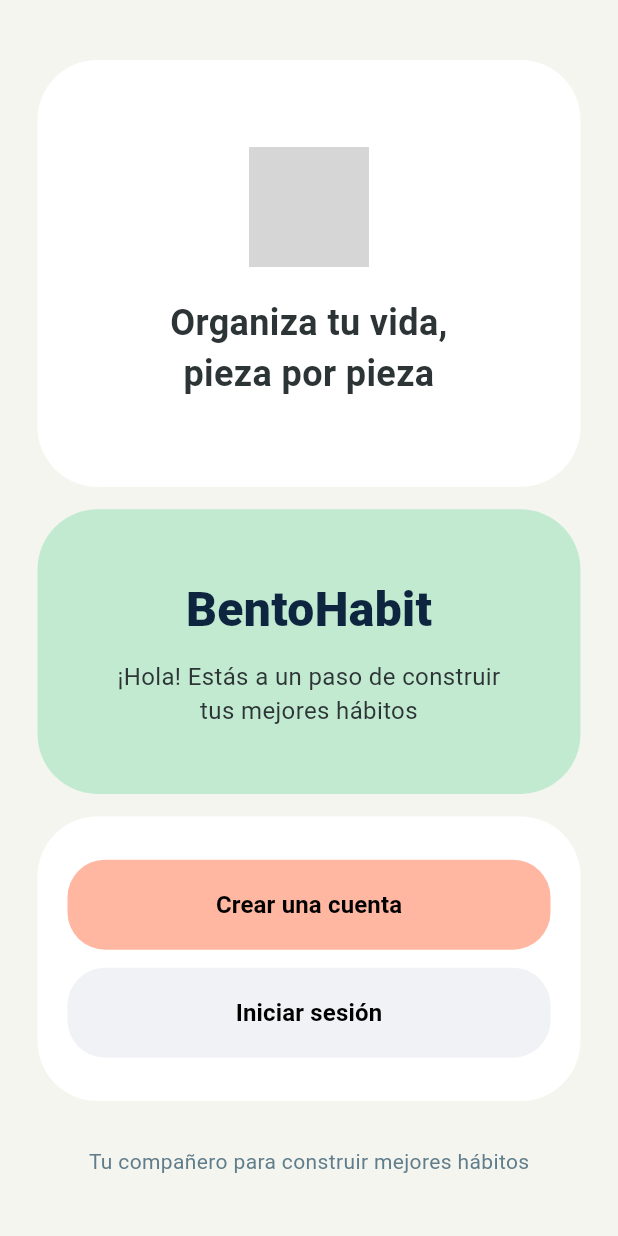
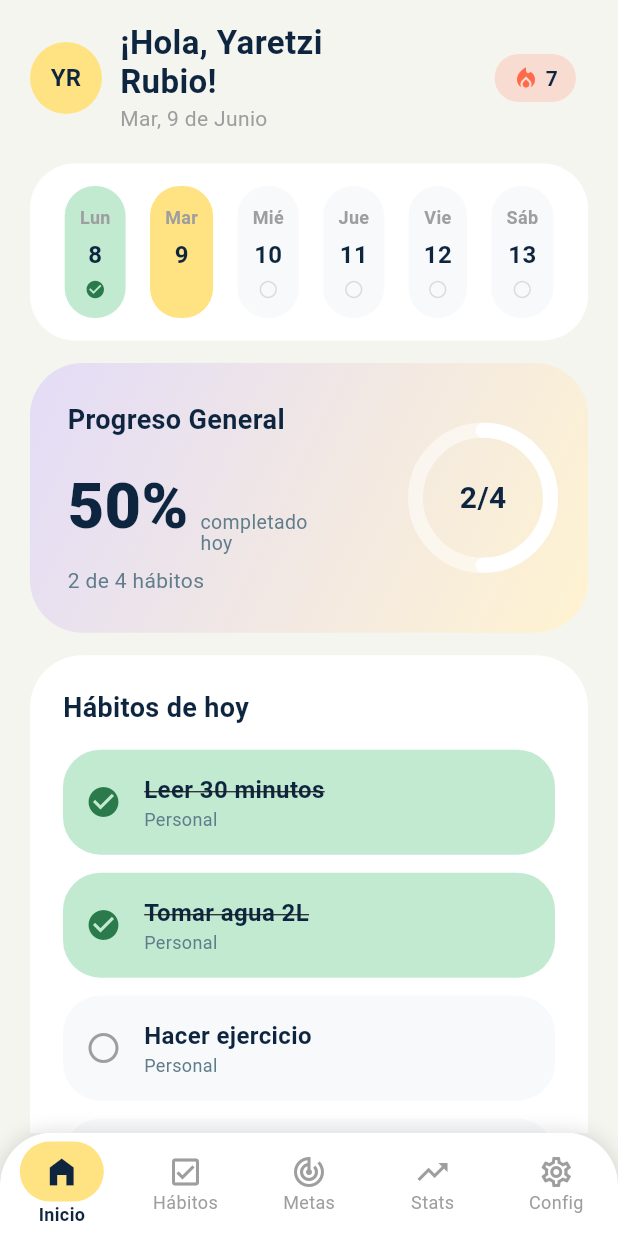
Before and after one commit to Miiguii/Proyecto-Wearable, a Flutter app: the LoginScreen screen opened by its route, after a tap on "Entrar", on a phone screen of 412 x 824 dp. Run offline on Flutter 3.47's test engine with Material 3 defaults, Android fonts, the phone set to English and light mode, and no system bars; grey boxes are pictures that could not be loaded.

Commit message:
Dashboard con calendario real

```diff
--- a/lib/main.dart
+++ b/lib/main.dart
@@ -1,7 +1,9 @@
+import 'package:app_wearable/screens/dashboard.dart';
 import 'package:flutter/material.dart';
 import 'main_screens/welcome.dart';
 import 'main_screens/login_screen.dart';
 import 'main_screens/register_screen.dart';
+import 'screens/dashboard.dart';
 
 void main() {
   runApp(const MyApp());
@@ -25,6 +27,7 @@ class MyApp extends StatelessWidget {
         '/': (context) => const BentoScreen(),
         '/login_screen': (context) => const LoginScreen(),
         '/register_screen': (context) => const RegisterScreen(),
+        '/dashboard': (context) => const DashboardScreen(),
       },
     );
   }
--- a/lib/main_screens/login_screen.dart
+++ b/lib/main_screens/login_screen.dart
@@ -28,7 +28,7 @@ class LoginScreen extends StatelessWidget {
                     width: double.infinity,
                     height: 55,
                     child: ElevatedButton(
-                      onPressed: () => Navigator.pushReplacementNamed(context, '/'),
+                      onPressed: () => Navigator.pushReplacementNamed(context, '/dashboard'),
                       style: ElevatedButton.styleFrom(backgroundColor: const Color(0xFFFFE382), elevation: 0, shape: RoundedRectangleBorder(borderRadius: BorderRadius.circular(20))),
                       child: const Text("Entrar", style: TextStyle(color: Colors.black, fontWeight: FontWeight.bold)),
                     ),
--- a/lib/main_screens/register_screen.dart
+++ b/lib/main_screens/register_screen.dart
@@ -29,7 +29,7 @@ class RegisterScreen extends StatelessWidget {
                     width: double.infinity,
                     height: 55,
                     child: ElevatedButton(
-                      onPressed: () => Navigator.pushNamed(context, '/'),
+                      onPressed: () => Navigator.pushNamed(context, '/dashboard'),
                       style: ElevatedButton.styleFrom(backgroundColor: const Color(0xFFFFB7A2), elevation: 0, shape: RoundedRectangleBorder(borderRadius: BorderRadius.circular(20))),
                       child: const Text("Registrarme", style: TextStyle(color: Colors.black, fontWeight: FontWeight.bold)),
                     ),
--- /dev/null
+++ b/lib/screens/dashboard.dart
@@ -0,0 +1,369 @@
+import 'package:flutter/material.dart';
+import 'package:intl/intl.dart';
+
+class DashboardScreen extends StatefulWidget {
+  const DashboardScreen({super.key});
+
+  @override
+  State<DashboardScreen> createState() => _DashboardScreenState();
+}
+
+class _DashboardScreenState extends State<DashboardScreen> {
+  int _selectedIndex = 0;
+
+  // LAS VARIABLES DEFECHAS SE DECLARAN AQUÍ
+  late DateTime _today;
+  late DateTime _selectedDay;
+  late List<DateTime> _weekDays;
+
+  // Estado de los hábitos
+  final List<Map<String, dynamic>> _habits = [
+    {'title': 'Leer 30 minutos', 'category': 'Personal', 'completed': true},
+    {'title': 'Tomar agua 2L', 'category': 'Personal', 'completed': true},
+    {'title': 'Hacer ejercicio', 'category': 'Personal', 'completed': false},
+    {'title': 'Estudiar inglés', 'category': 'Trabajo/Escuela', 'completed': false},
+  ];
+
+  // SE INICIALIZAN AQUÍ AL CARGAR EL COMPONENTE
+  @override
+  void initState() {
+    super.initState();
+    _today = DateTime.now();
+    _selectedDay = _today;
+    _weekDays = _generateCurrentWeek();
+  }
+
+  // Genera los días de la semana actual (de Lunes a Sábado)
+  List<DateTime> _generateCurrentWeek() {
+    List<DateTime> days = [];
+    int daysToSubtract = _today.weekday - DateTime.monday;
+    DateTime monday = _today.subtract(Duration(days: daysToSubtract));
+
+    for (int i = 0; i < 6; i++) {
+      days.add(monday.add(Duration(days: i)));
+    }
+    return days;
+  }
+
+  // EL MÉTODO BUILD COMIENZA AQUÍ SIN INTERRUPCIONES
+  @override
+  Widget build(BuildContext context) {
+    // Cálculo dinámico del progreso
+    int completedCount = _habits.where((h) => h['completed'] == true).length;
+    double progressPercent = _habits.isEmpty ? 0.0 : completedCount / _habits.length;
+
+    // Formateadores de fecha en español
+    final List<String> meses = [
+      'Enero', 'Febrero', 'Marzo', 'Abril', 'Mayo', 'Junio',
+      'Julio', 'Agosto', 'Septiembre', 'Octubre', 'Noviembre', 'Diciembre'
+    ];
+    final List<String> diasLetra = ['Dom', 'Lun', 'Mar', 'Mié', 'Jue', 'Vie', 'Sáb'];
+
+    String fechaFormateada = "${diasLetra[_today.weekday % 7]}, ${_today.day} de ${meses[_today.month - 1]}";
+
+    return Scaffold(
+      backgroundColor: const Color(0xFFF5F5F0),
+      body: SafeArea(
+        child: SingleChildScrollView(
+          padding: const EdgeInsets.symmetric(horizontal: 20.0, vertical: 15.0),
+          child: Column(
+            crossAxisAlignment: CrossAxisAlignment.start,
+            children: [
+              // --- ENCABEZADO  (falta arreglar algunos detalles como la rachaaaaa y el icono)---
+              Row(
+                mainAxisAlignment: MainAxisAlignment.spaceBetween,
+                children: [
+                  Row(
+                    children: [
+                      const CircleAvatar(
+                        radius: 24,
+                        backgroundColor: Color(0xFFFFE382),
+                        child: Text("YR", style: TextStyle(color: Color(0xFF0D253F), fontWeight: FontWeight.bold)),
+                      ),
+                      const SizedBox(width: 12),
+                      Column(
+                        crossAxisAlignment: CrossAxisAlignment.start,
+                        children: [
+                          const Text("¡Hola, Yaretzi\nRubio!", style: TextStyle(fontSize: 22, fontWeight: FontWeight.bold, height: 1.2, color: Color(0xFF0D253F))),
+                          const SizedBox(height: 2),
+                          Text(fechaFormateada, style: const TextStyle(color: Colors.grey, fontSize: 14)),
+                        ],
+                      ),
+                    ],
+                  ),
+                  Row(
+                    children: [
+                      Container(
+                        padding: const EdgeInsets.symmetric(horizontal: 12, vertical: 6),
+                        decoration: BoxDecoration(color: const Color(0xFFFFB7A2).withOpacity(0.4), borderRadius: BorderRadius.circular(20)),
+                        child: Row(
+                          children: const [
+                            Icon(Icons.local_fire_department, color: Color(0xFFFF6B4A), size: 18),
+                            SizedBox(width: 4),
+                            Text("7", style: TextStyle(fontWeight: FontWeight.bold, color: Color(0xFF0D253F))),
+                          ],
+                        ),
+                      ),
+                      const SizedBox(width: 8),
+                    ],
+                  ),
+                ],
+              ),
+              const SizedBox(height: 20),
+
+              // --- CALENDARIO SEMANAL ---
+              Container(
+                padding: const EdgeInsets.all(15),
+                decoration: BoxDecoration(color: Colors.white, borderRadius: BorderRadius.circular(30)),
+                child: Row(
+                  mainAxisAlignment: MainAxisAlignment.spaceAround,
+                  children: List.generate(_weekDays.length, (index) {
+                    DateTime day = _weekDays[index];
+                    String label = diasLetra[day.weekday % 7];
+                    String number = day.day.toString();
+                    bool isCompleted = day.isBefore(_today) && day.day != _today.day;
+
+                    return _buildCalendarDay(day, label, number, isCompleted: isCompleted);
+                  }),
+                ),
+              ),
+              const SizedBox(height: 15),
+
+              // --- CARD PROGRESO GENERAL ---
+              Container(
+                width: double.infinity,
+                padding: const EdgeInsets.all(25),
+                decoration: BoxDecoration(
+                  gradient: const LinearGradient(
+                    colors: [Color(0xFFE3DCF7), Color(0xFFFFF3D1)],
+                    begin: Alignment.topLeft,
+                    end: Alignment.bottomRight,
+                  ),
+                  borderRadius: BorderRadius.circular(35),
+                ),
+                child: Row(
+                  mainAxisAlignment: MainAxisAlignment.spaceBetween,
+                  children: [
+                    Column(
+                      crossAxisAlignment: CrossAxisAlignment.start,
+                      children: [
+                        const Text("Progreso General", style: TextStyle(fontSize: 18, fontWeight: FontWeight.bold, color: Color(0xFF0D253F))),
+                        const SizedBox(height: 15),
+                        Row(
+                          crossAxisAlignment: CrossAxisAlignment.baseline,
+                          textBaseline: TextBaseline.alphabetic,
+                          children: [
+                            Text("${(progressPercent * 100).toInt()}%", style: const TextStyle(fontSize: 42, fontWeight: FontWeight.w900, color: Color(0xFF0D253F))),
+                            const SizedBox(width: 8),
+                            const Text("completado\nhoy", style: TextStyle(fontSize: 13, color: Colors.blueGrey, height: 1.1)),
+                          ],
+                        ),
+                        const SizedBox(height: 8),
+                        Text("$completedCount de ${_habits.length} hábitos", style: const TextStyle(color: Colors.blueGrey, fontSize: 14)),
+                      ],
+                    ),
+                    Stack(
+                      alignment: Alignment.center,
+                      children: [
+                        SizedBox(
+                          width: 90,
+                          height: 90,
+                          child: CircularProgressIndicator(
+                            value: progressPercent,
+                            backgroundColor: Colors.white.withOpacity(0.5),
+                            color: Colors.white,
+                            strokeWidth: 10,
+                            strokeCap: StrokeCap.round,
+                          ),
+                        ),
+                        Text("$completedCount/${_habits.length}", style: const TextStyle(fontSize: 20, fontWeight: FontWeight.bold, color: Color(0xFF0D253F))),
+                      ],
+                    ),
+                  ],
+                ),
+              ),
+              const SizedBox(height: 15),
+
+              // --- SECCIÓN: HÁBITOS DE HOY ---
+              Container(
+                width: double.infinity,
+                padding: const EdgeInsets.all(22),
+                decoration: BoxDecoration(color: Colors.white, borderRadius: BorderRadius.circular(35)),
+                child: Column(
+                  crossAxisAlignment: CrossAxisAlignment.start,
+                  children: [
+                    const Text("Hábitos de hoy", style: TextStyle(fontSize: 18, fontWeight: FontWeight.bold, color: Color(0xFF0D253F))),
+                    const SizedBox(height: 15),
+                    ListView.separated(
+                      shrinkWrap: true,
+                      physics: const NeverScrollableScrollPhysics(),
+                      itemCount: _habits.length,
+                      separatorBuilder: (_, __) => const SizedBox(height: 12),
+                      itemBuilder: (context, index) {
+                        final habit = _habits[index];
+                        return _buildHabitItem(index, habit['title'], habit['category'], habit['completed']);
+                      },
+                    ),
+                  ],
+                ),
+              ),
+              const SizedBox(height: 15),
+
+              // --- SECCIÓN: METAS ACTIVAS ---
+              Container(
+                width: double.infinity,
+                padding: const EdgeInsets.all(22),
+                decoration: BoxDecoration(color: Colors.white, borderRadius: BorderRadius.circular(35)),
+                child: Column(
+                  crossAxisAlignment: CrossAxisAlignment.start,
+                  children: [
+                    const Text("Metas activas", style: TextStyle(fontSize: 18, fontWeight: FontWeight.bold, color: Color(0xFF0D253F))),
+                    const SizedBox(height: 20),
+                    _buildMetaItem("Completar curso de React", 0.65, "65%", const Color(0xFFD4C7F7)),
+                    const SizedBox(height: 20),
+                    _buildMetaItem("Leer 3 libros este mes", 0.33, "33%", const Color(0xFFFFE382)),
+                  ],
+                ),
+              ),
+            ],
+          ),
+        ),
+      ),
+
+      bottomNavigationBar: Container(
+        decoration: const BoxDecoration(
+          borderRadius: BorderRadius.only(topLeft: Radius.circular(35), topRight: Radius.circular(35)),
+          boxShadow: [BoxShadow(color: Colors.black12, blurRadius: 10, spreadRadius: 1)],
+        ),
+        child: ClipRRect(
+          borderRadius: const BorderRadius.only(topLeft: Radius.circular(35), topRight: Radius.circular(35)),
+          child: BottomNavigationBar(
+            currentIndex: _selectedIndex,
+            onTap: (index) => setState(() => _selectedIndex = index),
+            type: BottomNavigationBarType.fixed,
+            backgroundColor: Colors.white,
+            selectedItemColor: const Color(0xFF0D253F),
+            unselectedItemColor: Colors.grey,
+            selectedLabelStyle: const TextStyle(fontWeight: FontWeight.bold, fontSize: 12),
+            items: [
+              BottomNavigationBarItem(
+                icon: Container(
+                  padding: const EdgeInsets.symmetric(horizontal: 16, vertical: 8),
+                  decoration: BoxDecoration(
+                    color: _selectedIndex == 0 ? const Color(0xFFFFE382) : Colors.transparent,
+                    borderRadius: BorderRadius.circular(20),
+                  ),
+                  child: const Icon(Icons.home_filled),
+                ),
+                label: 'Inicio',
+              ),
+              const BottomNavigationBarItem(icon: Icon(Icons.check_box_outlined), label: 'Hábitos'),
+              const BottomNavigationBarItem(icon: Icon(Icons.track_changes), label: 'Metas'),
+              const BottomNavigationBarItem(icon: Icon(Icons.trending_up), label: 'Stats'),
+              const BottomNavigationBarItem(icon: Icon(Icons.settings_outlined), label: 'Config'),
+            ],
+          ),
+        ),
+      ),
+    );
+  }
+
+  // widgets auxiliares
+
+  Widget _buildCalendarDay(DateTime day, String label, String number, {bool isCompleted = false}) {
+    bool isSelected = _selectedDay.year == day.year &&
+                      _selectedDay.month == day.month &&
+                      _selectedDay.day == day.day;
+
+    Color bgColor = isSelected
+        ? const Color(0xFFFFE382)
+        : (isCompleted ? const Color(0xFFC1EAD1) : const Color(0xFFF8F9FA));
+
+    return GestureDetector(
+      onTap: () => setState(() => _selectedDay = day),
+      child: Container(
+        padding: const EdgeInsets.symmetric(horizontal: 10, vertical: 12),
+        decoration: BoxDecoration(color: bgColor, borderRadius: BorderRadius.circular(20)),
+        child: Column(
+          children: [
+            Text(label, style: const TextStyle(fontSize: 12, color: Colors.grey, fontWeight: FontWeight.bold)),
+            const SizedBox(height: 5),
+            Text(number, style: const TextStyle(fontSize: 16, fontWeight: FontWeight.bold, color: Color(0xFF0D253F))),
+            const SizedBox(height: 5),
+            if (isCompleted)
+              const Icon(Icons.check_circle, size: 14, color: Color(0xFF2B7A4B))
+            else
+              Icon(Icons.circle_outlined, size: 14, color: isSelected ? Colors.transparent : Colors.black12),
+          ],
+        ),
+      ),
+    );
+  }
+
+  Widget _buildHabitItem(int index, String title, String category, bool completed) {
+    return GestureDetector(
+      onTap: () {
+        setState(() {
+          _habits[index]['completed'] = !_habits[index]['completed'];
+        });
+      },
+      child: AnimatedContainer(
+        duration: const Duration(milliseconds: 200),
+        padding: const EdgeInsets.all(15),
+        decoration: BoxDecoration(
+          color: completed ? const Color(0xFFC1EAD1) : const Color(0xFFF8F9FA),
+          borderRadius: BorderRadius.circular(25),
+        ),
+        child: Row(
+          children: [
+            Icon(
+              completed ? Icons.check_circle : Icons.circle_outlined,
+              color: completed ? const Color(0xFF2B7A4B) : Colors.grey,
+            ),
+            const SizedBox(width: 15),
+            Column(
+              crossAxisAlignment: CrossAxisAlignment.start,
+              children: [
+                Text(
+                  title,
+                  style: TextStyle(
+                    fontSize: 16,
+                    fontWeight: FontWeight.w600,
+                    color: const Color(0xFF0D253F),
+                    decoration: completed ? TextDecoration.lineThrough : null,
+                  ),
+                ),
+                Text(category, style: const TextStyle(fontSize: 12, color: Colors.blueGrey)),
+              ],
+            ),
+          ],
+        ),
+      ),
+    );
+  }
+
+  Widget _buildMetaItem(String title, double progress, String percentText, Color barColor) {
+    return Column(
+      crossAxisAlignment: CrossAxisAlignment.start,
+      children: [
+        Row(
+          mainAxisAlignment: MainAxisAlignment.spaceBetween,
+          children: [
+            Text(title, style: const TextStyle(fontSize: 15, fontWeight: FontWeight.w600, color: Color(0xFF0D253F))),
+            Text(percentText, style: const TextStyle(fontSize: 14, fontWeight: FontWeight.bold, color: Color(0xFF0D253F))),
+          ],
+        ),
+        const SizedBox(height: 8),
+        ClipRRect(
+          borderRadius: BorderRadius.circular(10),
+          child: LinearProgressIndicator(
+            value: progress,
+            minHeight: 10,
+            backgroundColor: const Color(0xFFF0F2F5),
+            color: barColor,
+          ),
+        ),
+      ],
+    );
+  }
+}
--- a/pubspec.yaml
+++ b/pubspec.yaml
@@ -34,6 +34,7 @@ dependencies:
   # The following adds the Cupertino Icons font to your application.
   # Use with the CupertinoIcons class for iOS style icons.
   cupertino_icons: ^1.0.8
+  intl: ^0.19.0
 
 dev_dependencies:
   flutter_test:
```
Also changed, not shown: pubspec.lock.
